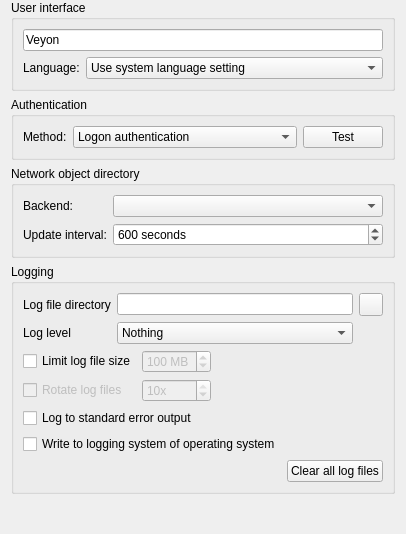
This is configurator/src/GeneralConfigurationPage.ui in veyon/veyon as Qt 5 draws it before an edit. The edited form follows.
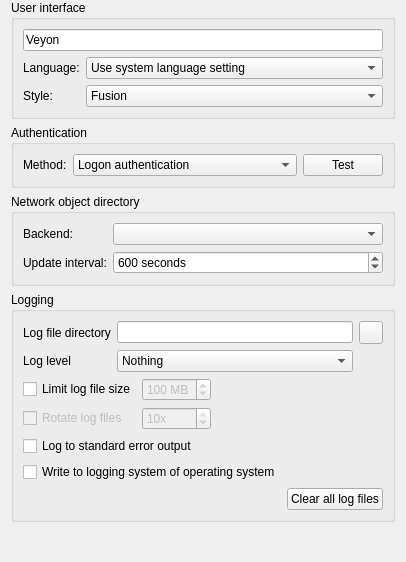
This is the edited form. Icons and pictures are not drawn.

Commit message: GeneralConfigurationPage: add UI style combobox

```diff
--- a/configurator/src/GeneralConfigurationPage.ui
+++ b/configurator/src/GeneralConfigurationPage.ui
@@ -47,6 +47,27 @@
         </property>
        </widget>
       </item>
+      <item row="2" column="0">
+       <widget class="QLabel" name="label_41">
+        <property name="text">
+         <string>Style:</string>
+        </property>
+       </widget>
+      </item>
+      <item row="2" column="1">
+       <widget class="QComboBox" name="uiStyle">
+        <item>
+         <property name="text">
+          <string>Fusion</string>
+         </property>
+        </item>
+        <item>
+         <property name="text">
+          <string>Native</string>
+         </property>
+        </item>
+       </widget>
+      </item>
      </layout>
     </widget>
    </item>
```
Left out of the diff: 15 changed lines with no effect on the pictures.
